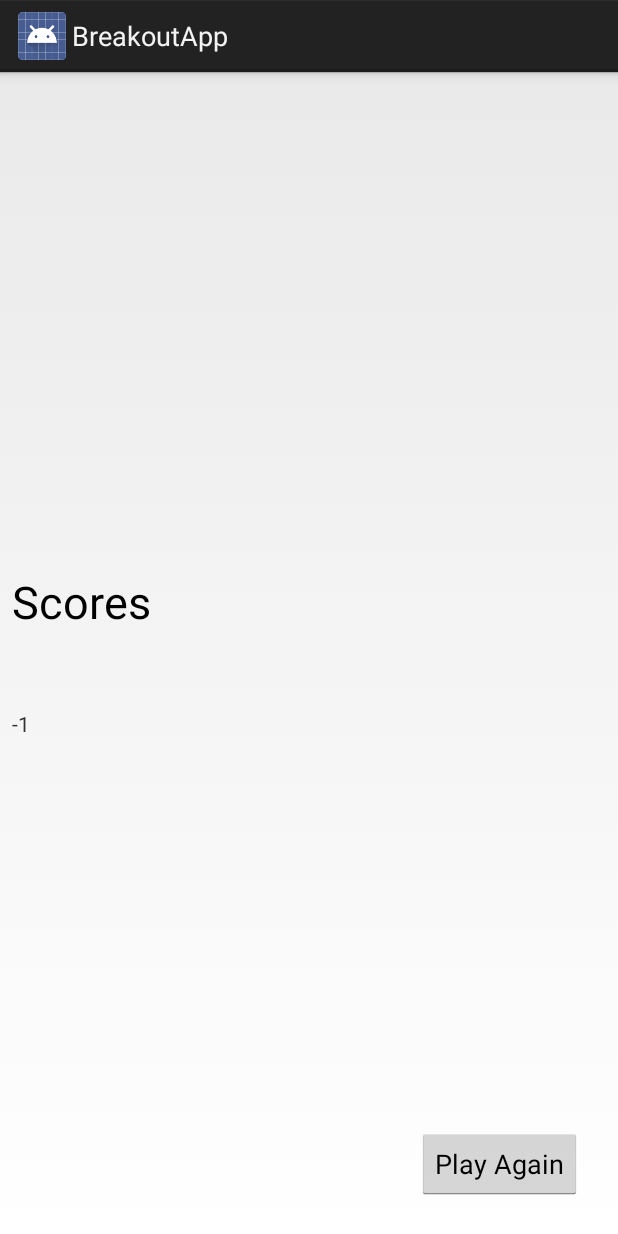
After one commit to gavinB-orange/BreakoutApp, an Android app: the ScoreActivity screen opened directly, with no data from a screen before it, on a phone screen of 412 x 824 dp. The commit adds this screen. Run offline under Robolectric (Android 15) with nearby library versions, the light colour scheme and no system bars.

Commit message:
Added score activity

```diff
--- a/app/build.gradle
+++ b/app/build.gradle
@@ -20,6 +20,8 @@ android {
 
 dependencies {
     implementation fileTree(dir: 'libs', include: ['*.jar'])
+    implementation 'com.android.support:appcompat-v7:27.1.1'
+    implementation 'com.android.support.constraint:constraint-layout:1.1.0'
     testImplementation 'junit:junit:4.12'
     androidTestImplementation 'com.android.support.test:runner:1.0.2'
     androidTestImplementation 'com.android.support.test.espresso:espresso-core:3.0.2'
--- /dev/null
+++ b/app/src/main/java/com/example/brebner/breakoutapp/ScoreActivity.java
@@ -0,0 +1,29 @@
+package com.example.brebner.breakoutapp;
+
+import android.app.Activity;
+import android.content.Intent;
+import android.support.v7.app.AppCompatActivity;
+import android.os.Bundle;
+import android.view.View;
+import android.widget.TextView;
+
+public class ScoreActivity extends Activity {
+
+    @Override
+    protected void onCreate(Bundle savedInstanceState) {
+        super.onCreate(savedInstanceState);
+        setContentView(R.layout.activity_score);
+        Intent intent = getIntent();
+        String message = intent.getStringExtra(BreakoutView.EXTRA_MESSAGE);
+        TextView statusinfo = (TextView)findViewById(R.id.statusTextView);
+        int score = intent.getIntExtra(BreakoutView.EXTRA_SCORE, -1);
+        statusinfo.setText(message);
+        TextView theScore = (TextView)findViewById(R.id.theScoreTextView);
+        theScore.setText("" + score);
+    }
+
+    public void playAgainAction(View view) {
+        Intent intent = new Intent(this, MainActivity.class);
+        startActivity(intent);
+    }
+}
--- /dev/null
+++ b/app/src/main/res/layout/activity_score.xml
@@ -0,0 +1,67 @@
+<?xml version="1.0" encoding="utf-8"?>
+<android.support.constraint.ConstraintLayout xmlns:android="http://schemas.android.com/apk/res/android"
+    xmlns:app="http://schemas.android.com/apk/res-auto"
+    xmlns:tools="http://schemas.android.com/tools"
+    android:layout_width="match_parent"
+    android:layout_height="match_parent"
+    tools:context=".ScoreActivity">
+
+    <LinearLayout
+        android:layout_width="match_parent"
+        android:layout_height="wrap_content"
+        android:layout_marginBottom="16dp"
+        android:layout_marginTop="16dp"
+        android:orientation="vertical"
+        app:layout_constraintBottom_toBottomOf="parent"
+        app:layout_constraintTop_toTopOf="parent">
+
+        <TextView
+            android:id="@+id/scoreTitleTextView"
+            android:layout_width="match_parent"
+            android:layout_height="wrap_content"
+            android:layout_marginBottom="8dp"
+            android:layout_marginEnd="8dp"
+            android:layout_marginLeft="8dp"
+            android:layout_marginRight="8dp"
+            android:layout_marginStart="8dp"
+            android:layout_marginTop="8dp"
+            android:text="@string/score_title"
+            android:textAppearance="@style/TextAppearance.AppCompat.Large"
+            android:textSize="30sp"></TextView>
+
+        <TextView
+            android:id="@+id/statusTextView"
+            android:layout_marginBottom="8dp"
+            android:layout_marginEnd="8dp"
+            android:layout_marginLeft="8dp"
+            android:layout_marginRight="8dp"
+            android:layout_marginStart="8dp"
+            android:layout_marginTop="8dp"
+            android:layout_width="match_parent"
+            android:layout_height="wrap_content" />
+
+        <TextView
+            android:id="@+id/theScoreTextView"
+            android:layout_marginBottom="8dp"
+            android:layout_marginEnd="8dp"
+            android:layout_marginLeft="8dp"
+            android:layout_marginRight="8dp"
+            android:layout_marginStart="8dp"
+            android:layout_marginTop="8dp"
+            android:layout_width="match_parent"
+            android:layout_height="wrap_content"
+            android:text="TextView" />
+    </LinearLayout>
+
+    <Button
+        android:id="@+id/button"
+        android:layout_width="wrap_content"
+        android:layout_height="wrap_content"
+        android:layout_marginBottom="24dp"
+        android:layout_marginEnd="24dp"
+        android:layout_marginRight="24dp"
+        android:onClick="playAgainAction"
+        android:text="@string/play_again"
+        app:layout_constraintBottom_toBottomOf="parent"
+        app:layout_constraintEnd_toEndOf="parent" />
+</android.support.constraint.ConstraintLayout>
--- a/app/src/main/res/values/strings.xml
+++ b/app/src/main/res/values/strings.xml
@@ -1,3 +1,5 @@
 <resources>
     <string name="app_name">BreakoutApp</string>
+    <string name="score_title">Scores</string>
+    <string name="play_again">Play Again</string>
 </resources>
```
Also changed, not shown: app/src/main/AndroidManifest.xml (+5 -4 lines), app/src/main/java/com/example/brebner/breakoutapp/BreakoutView.java (+23 -2 lines), app/src/main/java/com/example/brebner/breakoutapp/MainActivity.java (+14 -1 lines).
